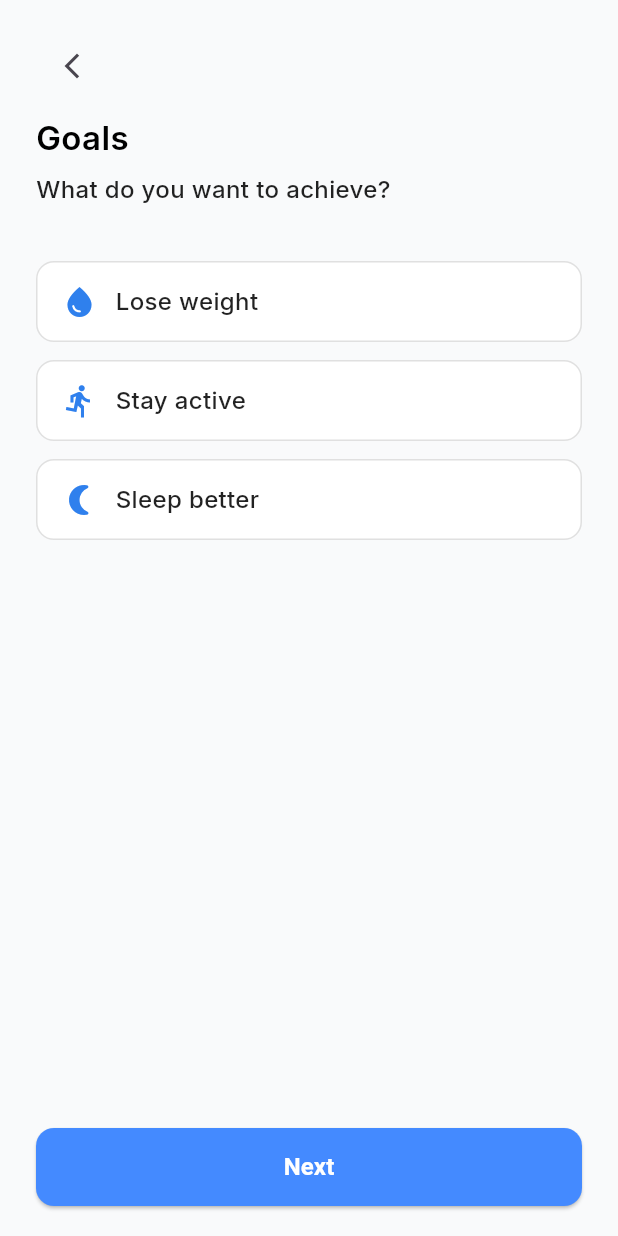
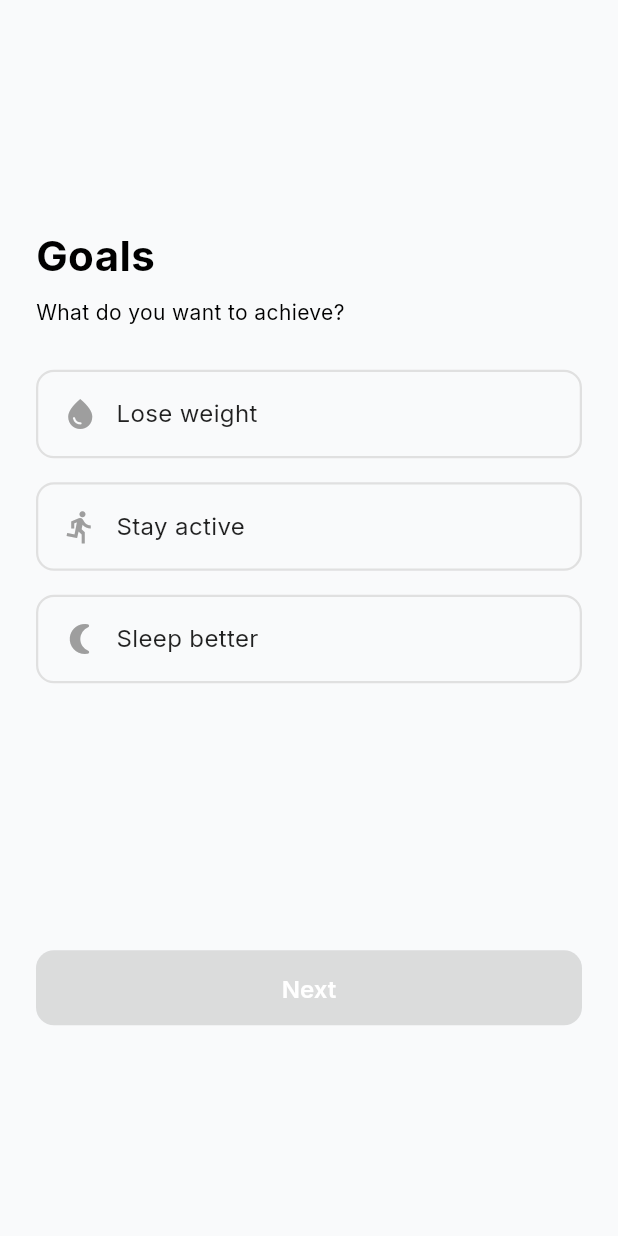
Before and after one commit to Mr-UbaidUllah/fit_mind, a Flutter app: the screen it shows after launch, on a phone screen of 412 x 824 dp. Run offline on Flutter 3.47's test engine with Material 3 defaults, Android fonts, the phone set to English and light mode, and no system bars; our stand-ins replace firebase_core, google_fonts, lottie; missing offline and left inert: flutter_health_connect, health; accounts and stored records are empty.

Commit message:
some file modified

```diff
--- a/lib/core/theme/text_style.dart
+++ b/lib/core/theme/text_style.dart
@@ -24,7 +24,8 @@
 
   static TextStyle bodyMedium = GoogleFonts.inter(
     fontSize: 14,
-    color: Colors.black54,
+    color: Colors.black,
+    fontWeight: FontWeight.w400
   );
 
   static TextStyle bodySmall = GoogleFonts.inter(
--- a/lib/data/models/goal_model.dart
+++ b/lib/data/models/goal_model.dart
@@ -0,0 +1,12 @@
+import 'package:flutter/material.dart';
+
+/// Model class representing a fitness goal in onboarding
+class GoalModel {
+  final String title;
+  final IconData icon;
+
+  GoalModel({
+    required this.title,
+    required this.icon,
+  });
+}
--- a/lib/main.dart
+++ b/lib/main.dart
@@ -1,16 +1,29 @@
 import 'package:firebase_core/firebase_core.dart';
 import 'package:fit_mind/core/routes/app_routes.dart';
 import 'package:fit_mind/core/routes/routes_names.dart';
+import 'package:fit_mind/core/theme/app_theme.dart';
 import 'package:fit_mind/firebase_options.dart';
 import 'package:fit_mind/view/splash/splash_screen.dart';
+import 'package:fit_mind/view_model/google_fit_view_model.dart';
+import 'package:fit_mind/view_model/on_boarding_view_model.dart';
 import 'package:flutter/material.dart';
+import 'package:provider/provider.dart';
 
 void main() async {
   WidgetsFlutterBinding.ensureInitialized();
   await Firebase.initializeApp(
     options: DefaultFirebaseOptions.currentPlatform
   );
-  runApp(const MyApp());
+  runApp(
+    MultiProvider(
+      providers: [
+        ChangeNotifierProvider(create: (_) => OnBoardingProvider()),
+        ChangeNotifierProvider(create: (_) => GoogleFitProvider()),
+      ],
+      child:  const MyApp(),
+    )
+
+     );
 }
 
 class MyApp extends StatelessWidget {
@@ -21,10 +34,10 @@
   Widget build(BuildContext context) {
     return MaterialApp(
       title: 'Flutter Demo',
-      theme: ThemeData(
-        colorScheme: ColorScheme.fromSeed(seedColor: Colors.deepPurple),
-      ),
       debugShowCheckedModeBanner: false,
+      theme: AppTheme.lightTheme,
+      darkTheme: AppTheme.darkTheme,
+      themeMode: ThemeMode.system,
       home: SplashScreen(),
       onGenerateRoute: Routes.generateRout,
     );
--- a/lib/view/on_boarding/goal_screen.dart
+++ b/lib/view/on_boarding/goal_screen.dart
@@ -1,98 +1,132 @@
-import 'package:fit_mind/view/on_boarding/permission_screen.dart';
+import 'package:fit_mind/core/constants/app_colors.dart';
 import 'package:flutter/material.dart';
-import 'package:lottie/lottie.dart';
+import 'package:provider/provider.dart';
+import 'package:fit_mind/res/animations/fade_animations.dart';
+import 'package:fit_mind/res/animations/slide_animations.dart';
+import 'package:fit_mind/view_model/on_boarding_view_model.dart';
+import '../../core/theme/text_style.dart';
+import '../../data/models/goal_model.dart';
+import 'permission_screen.dart';
 
-import '../../core/constants/app_assets.dart';
-import '../../core/constants/app_colors.dart';
-import '../../core/theme/text_style.dart';
-import '../../widgets/my_reusable_button.dart';
-
-
-class GoalScreen extends StatefulWidget {
+class GoalScreen extends StatelessWidget {
   const GoalScreen({super.key});
 
   @override
-  State<GoalScreen> createState() => _GoalScreenState();
-}
+  Widget build(BuildContext context) {
+    final provider = Provider.of<OnBoardingProvider>(context);
 
-class _GoalScreenState extends State<GoalScreen> {
-  String? selectedGoal;
-
-  final List<Map<String, dynamic>> goals = [
-    {'icon': Icons.water_drop, 'label': 'Lose weight'},
-    {'icon': Icons.directions_run, 'label': 'Stay active'},
-    {'icon': Icons.nightlight_round, 'label': 'Sleep better'},
+    // List of goals (using GoalModel)
+    final List<GoalModel> goals = [
+      GoalModel(title: 'Lose weight', icon: Icons.water_drop),
+      GoalModel(title: 'Stay active', icon: Icons.directions_run),
+      GoalModel(title: 'Sleep better', icon: Icons.nightlight_round),
     ];
 
-  @override
-  Widget build(BuildContext context) {
     return Scaffold(
-      backgroundColor: AppColors.background,
       body: SafeArea(
         child: Padding(
-          padding: const EdgeInsets.symmetric(horizontal: 24, vertical: 20),
+          padding: const EdgeInsets.all(24),
+          child: Center(
             child: Column(
               crossAxisAlignment: CrossAxisAlignment.start,
+              mainAxisAlignment: MainAxisAlignment.center,
               children: [
-              IconButton(
-                onPressed: () => Navigator.pop(context),
-                icon: const Icon(Icons.arrow_back_ios_new, size: 20),
+
+                const SizedBox(height: 10),
+                // Heading
+                FadeAnimations(
+                  delay: 0.2,
+                  child: Text("Goals", style: AppTextStyles.headingLarge),
                 ),
                 const SizedBox(height: 8),
 
-              Text('Goals', style: AppTextStyles.headingMedium),
-              const SizedBox(height: 8),
-              Text('What do you want to achieve?',
-                  style: AppTextStyles.bodyLarge),
+                // Subheading
+                FadeAnimations(
+                  delay: 0.4,
+                  child: Text(
+                    "What do you want to achieve?",
+                    style: AppTextStyles.bodyMedium,
+                  ),
+                ),
+
                 const SizedBox(height: 20),
 
-              // Animation at top
-              // Center(
-              //   child: Lottie.asset(AppAssets.goalAnimation, height: 140),
-              // ),
-              const SizedBox(height: 16),
+                // Goal Options
+                ...goals.map((goal) {
+                  final bool isSelected =
+                      provider.selectedGoal?.title == goal.title;
 
-              ...goals.map((goal) => Padding(
-                padding: const EdgeInsets.only(bottom: 12),
+                  return SlideAnimations(
                     child: GestureDetector(
-                  onTap: () => setState(() {
-                    selectedGoal = goal['label'];
-                  }),
-                  child: Container(
+                      onTap: () => provider.selectGoal(goal),
+                      child: AnimatedContainer(
+                        duration: const Duration(milliseconds: 250),
+                        margin: const EdgeInsets.symmetric(vertical: 8),
+                        padding: const EdgeInsets.all(16),
                         decoration: BoxDecoration(
-                      color: selectedGoal == goal['label']
-                          ? AppColors.primary.withOpacity(0.1)
-                          : Colors.white,
+                          color: isSelected
+                              ? Colors.blue.shade50
+                              : AppColors.background,
                           borderRadius: BorderRadius.circular(12),
                           border: Border.all(
-                        color: selectedGoal == goal['label']
-                            ? AppColors.primary
+                            color: isSelected
+                                ? Colors.blue
                                 : Colors.grey.shade300,
+                            width: 1.5,
                           ),
                         ),
-                    padding: const EdgeInsets.symmetric(
-                        horizontal: 16, vertical: 14),
                         child: Row(
                           children: [
-                        Icon(goal['icon'], color: AppColors.primary),
+                            Icon(
+                              goal.icon,
+                              color: isSelected ? Colors.blue : Colors.grey,
+                            ),
                             const SizedBox(width: 12),
-                        Text(goal['label'], style: AppTextStyles.bodyLarge),
-                      ],
+                            Text(
+                              goal.title,
+                              style: AppTextStyles.bodyLarge.copyWith(
+                                color: isSelected
+                                    ? Colors.blue.shade900
+                                    : Colors.black87,
+                                fontWeight: isSelected
+                                    ? FontWeight.bold
+                                    : FontWeight.normal,
                               ),
-                  ),
-                ),
-              )),
-              const Spacer(),
-              MyButton(
-                text: "Next",
-                onPressed: () {
-                  Navigator.push(context, MaterialPageRoute(builder: (context) => PermissionScreen()));
-                },
                             ),
                           ],
                         ),
                       ),
                     ),
                   );
+                }),
+
+               SizedBox(height: 170,),
+                // Next Button
+                ElevatedButton(
+                  onPressed: provider.hasSelectedGoal
+                      ? () {
+                    Navigator.push(
+                      context,
+                      MaterialPageRoute(
+                        builder: (_) => const PermissionScreen(),
+                      ),
+                    );
+                  }
+                      : null,
+                  style: ElevatedButton.styleFrom(
+                    minimumSize: const Size(double.infinity, 50),
+                    backgroundColor: Colors.blue,
+                    shape: RoundedRectangleBorder(
+                      borderRadius: BorderRadius.circular(12),
+                    ),
+                  ),
+                  child: Text("Next", style: AppTextStyles.buttonText),
+                ),
+              ],
+            ),
+          ),
+        ),
+      ),
+    );
   }
 }
--- a/lib/view_model/on_boarding_view_model.dart
+++ b/lib/view_model/on_boarding_view_model.dart
@@ -0,0 +1,17 @@
+import 'package:flutter/material.dart';
+
+
+import '../data/models/goal_model.dart';
+
+class OnBoardingProvider with ChangeNotifier {
+  GoalModel? _selectedGoal;
+
+  GoalModel? get selectedGoal => _selectedGoal;
+
+  void selectGoal(GoalModel goal) {
+    _selectedGoal = goal;
+    notifyListeners();
+  }
+
+  bool get hasSelectedGoal => _selectedGoal != null;
+}
--- a/pubspec.yaml
+++ b/pubspec.yaml
@@ -39,6 +39,8 @@
   fluttertoast: ^9.0.0
   google_fonts: ^6.3.2
   lottie: ^3.3.2
+  health: ^13.2.1
+  flutter_health_connect: ^1.2.3
 
 dev_dependencies:
   flutter_test:
```
Also changed, not shown: lib/data/services/google_fit_services.dart (+223 -0 lines), lib/view/health_dashboard/health_dashboard.dart (+52 -0 lines), lib/view/on_boarding/permission_screen.dart (+16 -7 lines), lib/view_model/google_fit_view_model.dart (+45 -0 lines), pubspec.lock, 2 other files. Lines whose indentation alone changed are shown as unchanged.
